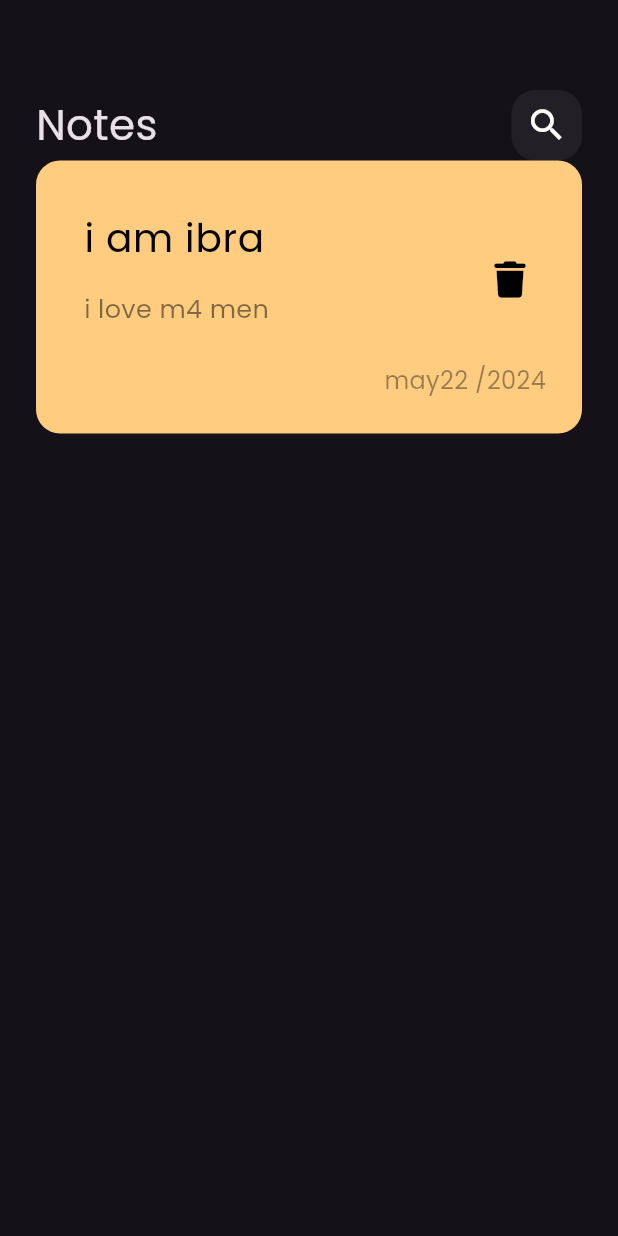
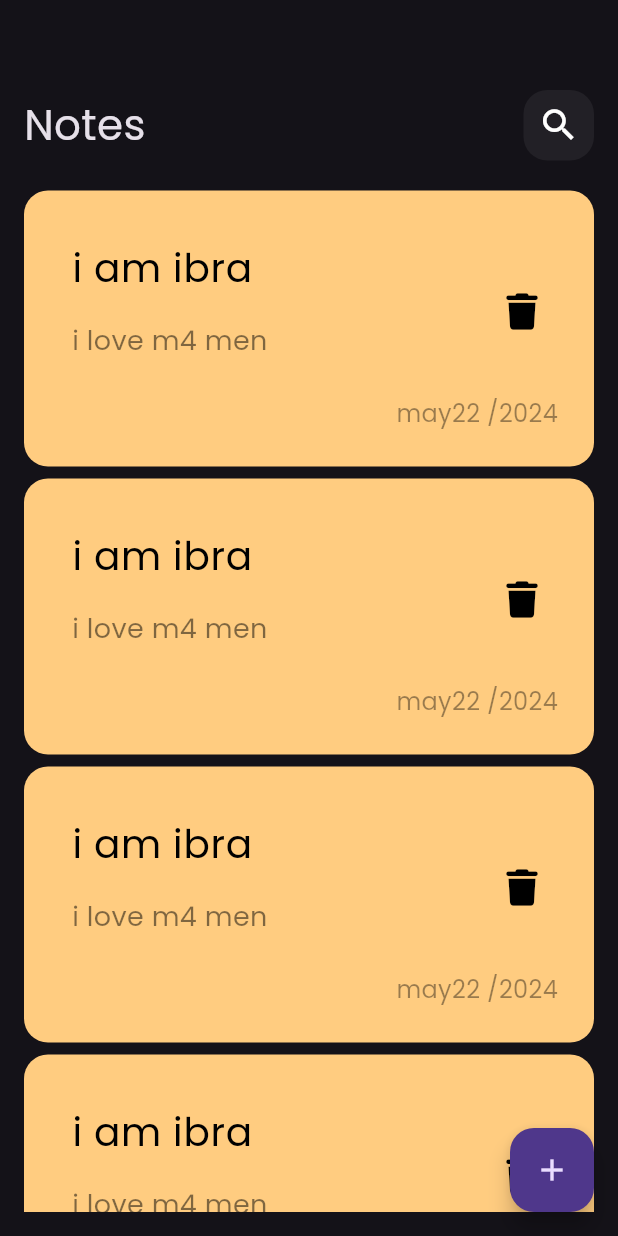
Before and after one commit to Ibrahim8545/NotesApp, a Flutter app: the screen it shows after launch, on a phone screen of 412 x 824 dp. Run offline on Flutter 3.47's test engine with Material 3 defaults, Android fonts, the phone set to English and light mode, and no system bars; our stand-ins replace font_awesome_flutter.

Commit message:
add note list view and floating action button

```diff
--- a/lib/views/notes_view.dart
+++ b/lib/views/notes_view.dart
@@ -6,8 +6,12 @@ class NotesView extends StatelessWidget {
 
   @override
   Widget build(BuildContext context) {
-    return const  Scaffold(
-      body:NotesViewBody() ,
+    return   Scaffold(
+      floatingActionButton: FloatingActionButton(
+        onPressed: (){},
+        child: const Icon(Icons.add),
+        ),
+      body:const NotesViewBody() ,
     );
   }
 }
--- /dev/null
+++ b/lib/widget/custom_list_notes.dart
@@ -0,0 +1,23 @@
+import 'package:flutter/material.dart';
+import 'package:notesapp/widget/custom_note_item.dart';
+
+class CustomNotesList extends StatelessWidget {
+  const  CustomNotesList({super.key});
+
+  @override
+  Widget build(BuildContext context) {
+    return Padding(
+      padding: const EdgeInsets.symmetric(vertical:16.0),
+      child: ListView.builder(
+        padding: EdgeInsets.zero,
+      itemBuilder:(context,index)
+      {
+
+        return const Padding(
+          padding:  EdgeInsets.symmetric(vertical:4.0),
+          child:  NoteItem(),
+        );
+      } ),
+    );
+  }
+}
--- a/lib/widget/custom_note_item.dart
+++ b/lib/widget/custom_note_item.dart
@@ -22,7 +22,7 @@ class NoteItem extends StatelessWidget {
             child: Text(
               'i love m4 men',
               style:
-                  TextStyle(color: Colors.black.withOpacity(.5), fontSize: 17),
+                  TextStyle(color: Colors.black.withOpacity(.5), fontSize: 18),
             ),
           ),
           trailing: IconButton(
--- a/lib/widget/notes_view_body.dart
+++ b/lib/widget/notes_view_body.dart
@@ -1,6 +1,7 @@
 import 'package:flutter/material.dart';
 import 'package:font_awesome_flutter/font_awesome_flutter.dart';
 import 'package:notesapp/widget/custom_appbar.dart';
+import 'package:notesapp/widget/custom_list_notes.dart';
 import 'package:notesapp/widget/custom_note_item.dart';
 
 class NotesViewBody extends StatelessWidget {
@@ -9,14 +10,15 @@ class NotesViewBody extends StatelessWidget {
   @override
   Widget build(BuildContext context) {
     return const Padding(
-      padding: EdgeInsets.symmetric(horizontal: 24),
+      padding: EdgeInsets.symmetric(horizontal: 16),
       child: Column(
         children: [
           SizedBox(
             height: 60,
           ),
           CustomAppBar(),
-          NoteItem()
+          Expanded(child: CustomNotesList()),
+
         ],
       ),
     );
```
